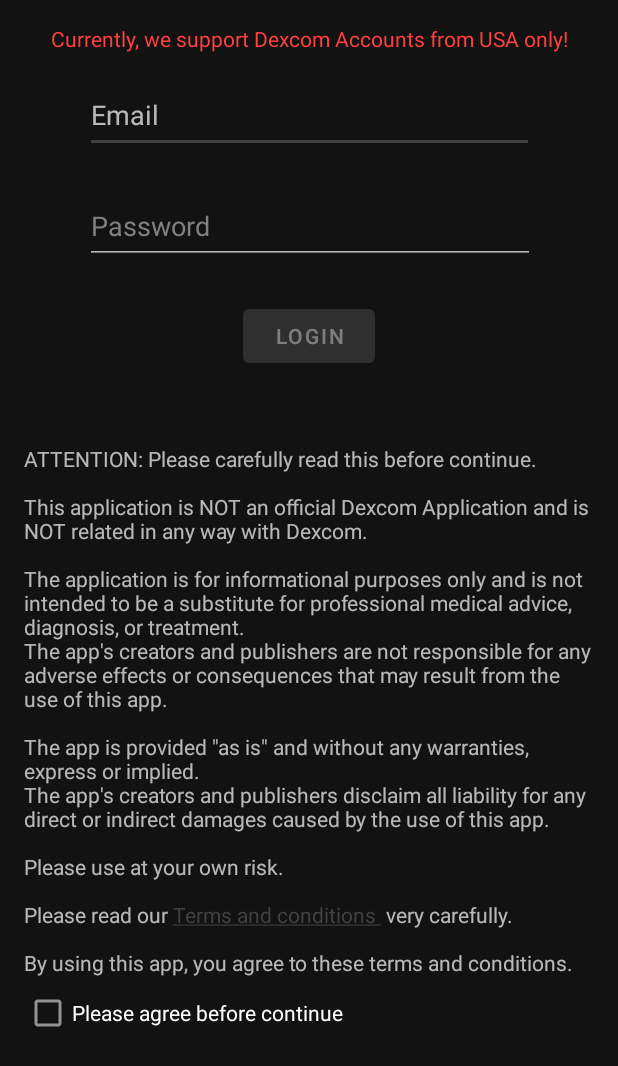
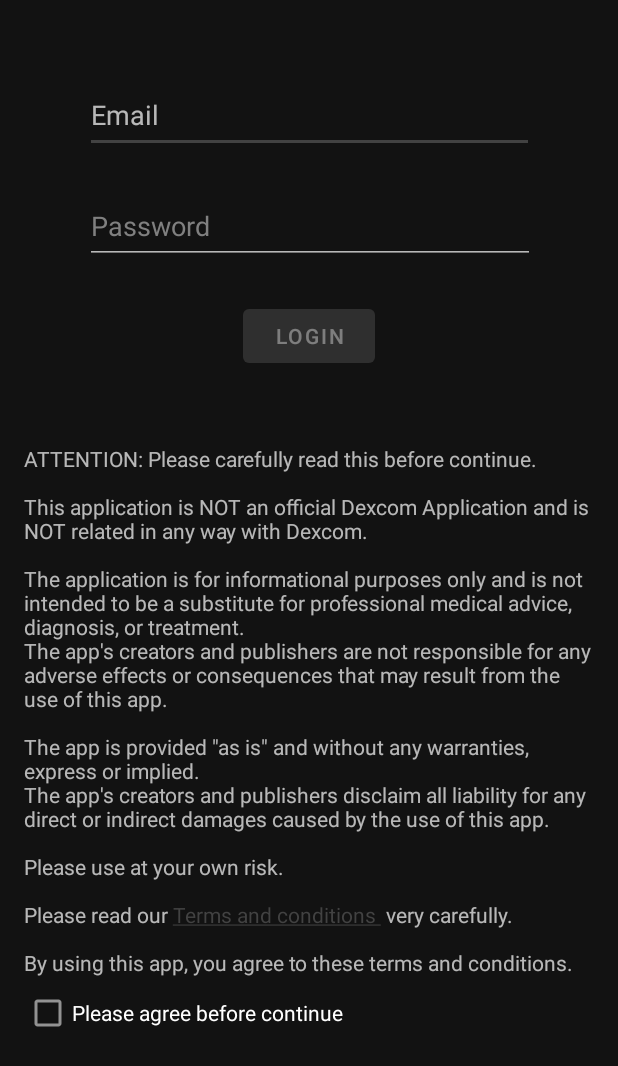
Before and after one commit to ionut-andras/community-follower-app-for-cgm, an Android app: the screen it shows after launch (LoginActivity), on a phone screen of 412 x 824 dp. Shown: the top 1066 px of the screen. Run offline under Robolectric (Android 15) with nearby library versions, the light colour scheme and no system bars; libraries missing offline, so code that uses them is left out: com.github.mikephil.charting; Roboto replaces fonts that are not available here.

Commit message:
+ Adding Dexcom Out of US accounts support

```diff
--- a/app/src/main/java/ionut/andras/community/cgm/follower/api/ApiResponse.kt
+++ b/app/src/main/java/ionut/andras/community/cgm/follower/api/ApiResponse.kt
@@ -1,6 +1,6 @@
 package ionut.andras.community.cgm.follower.api
 
-class ApiResponse() {
+class ApiResponse {
     var data: String? = null
     var error: String? = null
     var exception: String? = null
--- a/app/src/main/java/ionut/andras/community/cgm/follower/constants/DexcomConstants.kt
+++ b/app/src/main/java/ionut/andras/community/cgm/follower/constants/DexcomConstants.kt
@@ -1,7 +1,8 @@
 package ionut.andras.community.cgm.follower.constants
 
 open class DexcomConstants () {
-    var baseUrl = "https://share2.dexcom.com"
+    var baseUrlUsa = "https://share2.dexcom.com"
+    var baseUrlOutUsa = "https://shareous1.dexcom.com"
     var authenticationEndpoint = "/ShareWebServices/Services/General/AuthenticatePublisherAccount"
     var loginByAccountId = "/ShareWebServices/Services/General/LoginPublisherAccountById"
     var getGlucoseValueUrl = "/ShareWebServices/Services/Publisher/ReadPublisherLatestGlucoseValues"
--- a/app/src/main/res/layout/activity_application_settings.xml
+++ b/app/src/main/res/layout/activity_application_settings.xml
@@ -20,7 +20,10 @@
         <TextView
             android:layout_width="wrap_content"
             android:layout_height="wrap_content"
-            android:text="@string/applicationsSettingsTitleText"/>
+            android:text="@string/applicationsSettingsTitleText"
+            android:contentDescription="@string/applicationsSettingsTitleText"
+            android:labelFor="@id/applicationSettingsActivityActionToolbar"
+            />
     </androidx.appcompat.widget.Toolbar>
 
     <androidx.appcompat.widget.SwitchCompat
--- a/app/src/main/res/layout/activity_invite_follower.xml
+++ b/app/src/main/res/layout/activity_invite_follower.xml
@@ -13,6 +13,7 @@
         android:elevation="1sp"
         android:theme="@style/ToolbarStyle"
         android:contentDescription="@string/textInviteFollowers"
+        android:autofillHints="@string/textInviteFollowers"
         app:layout_constraintTop_toTopOf="parent"
         app:popupTheme="@style/ToolbarStyle"
         app:title=" ">
@@ -20,7 +21,10 @@
         <TextView
             android:layout_width="wrap_content"
             android:layout_height="wrap_content"
-            android:text="@string/textInviteFollowers" />
+            android:text="@string/textInviteFollowers"
+            android:contentDescription="@string/textInviteFollowers"
+            android:labelFor="@id/inviteFollowerActivityActionToolbar"
+            />
     </androidx.appcompat.widget.Toolbar>
 
     <TextView
--- a/app/src/main/res/layout/activity_login.xml
+++ b/app/src/main/res/layout/activity_login.xml
@@ -105,16 +105,4 @@
         </LinearLayout>
     </ScrollView>
 
-    <TextView
-        android:id="@+id/supportedRegionsTextView"
-        android:layout_width="wrap_content"
-        android:layout_height="wrap_content"
-        android:text="@string/messageSupportedRegions"
-        android:textColor="@color/light_red"
-        app:layout_constraintBottom_toTopOf="@+id/loginEmailAddress"
-        app:layout_constraintEnd_toEndOf="@+id/loginEmailAddress"
-        app:layout_constraintStart_toStartOf="@+id/loginEmailAddress"
-        app:layout_constraintTop_toTopOf="parent"
-        app:layout_constraintVertical_bias="0.484" />
-
 </androidx.constraintlayout.widget.ConstraintLayout>
--- a/app/src/main/res/layout/activity_main.xml
+++ b/app/src/main/res/layout/activity_main.xml
@@ -20,7 +20,10 @@
         <TextView
             android:layout_width="wrap_content"
             android:layout_height="wrap_content"
-            android:text="@string/app_name"/>
+            android:text="@string/app_name"
+            android:contentDescription="@string/app_name"
+            android:labelFor="@id/mainActivityActionToolbar"
+            />
     </androidx.appcompat.widget.Toolbar>
 
     <TextView
--- a/app/src/main/res/values/strings.xml
+++ b/app/src/main/res/values/strings.xml
@@ -55,6 +55,7 @@
     <!-- Messages -->
     <string name="messageLoginFailed">Invalid username or password. Please try again!</string>
     <string name="messageSupportedRegions">Currently, we support Dexcom Accounts from USA only!</string>
+    <string name="noGlucoseHistoryData">No data available!</string>
     <string name="textPermissionGranted">permission granted</string>
     <string name="textPermissionDenied">permission denied</string>
     <string name="textPermissionRequired">Permission required</string>
```
Also changed, not shown: app/src/main/java/ionut/andras/community/cgm/follower/MainActivity.kt (+9 -0 lines), app/src/main/java/ionut/andras/community/cgm/follower/api/dexcom/DexcomApiRequestsHandler.kt (+33 -5 lines), app/src/main/java/ionut/andras/community/cgm/follower/core/Validator.kt (added, +10 -0 lines), app/src/main/java/ionut/andras/community/cgm/follower/services/GlucoseValuesUpdateService.kt (+26 -8 lines).
